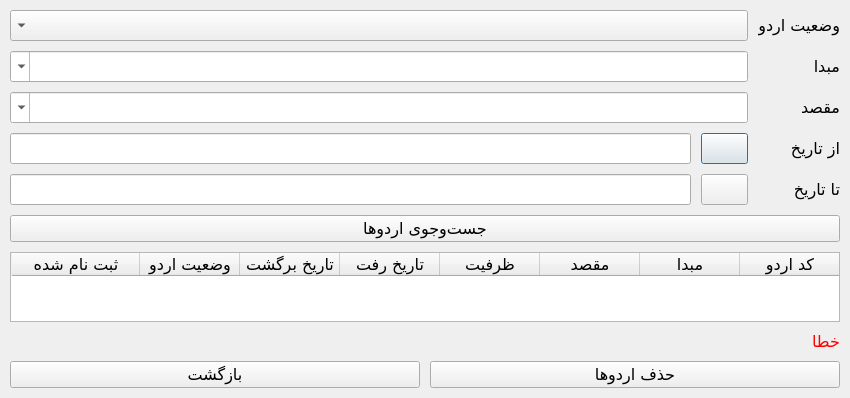
Dandelion07/Tour_Management_System, file UI/DeleteTourDialog.ui: the form before one commit.
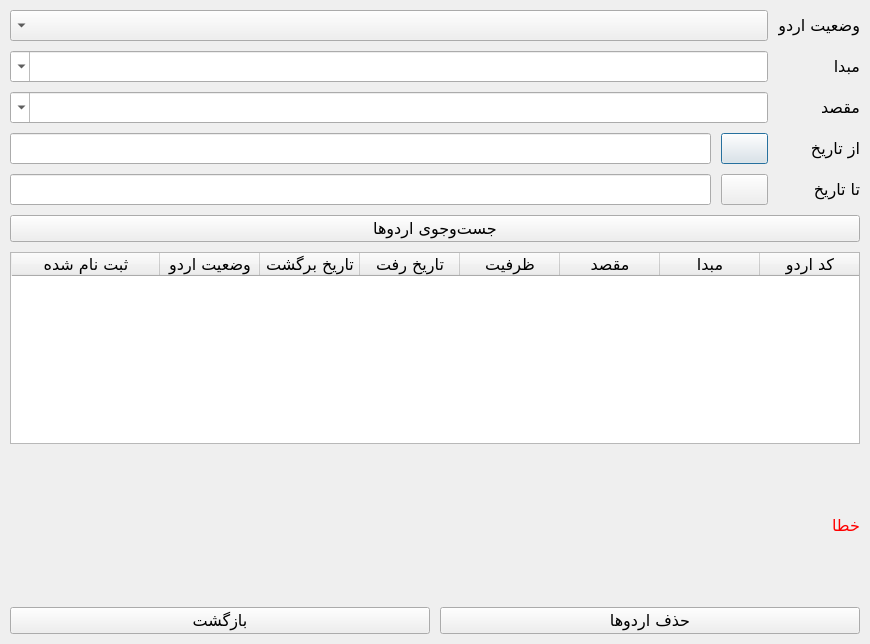
The form after the commit. Icons and pictures are not drawn.

Diff of the .ui file:
```diff
--- a/UI/DeleteTourDialog.ui
+++ b/UI/DeleteTourDialog.ui
@@ -30,7 +30,7 @@
     <number>10</number>
    </property>
    <property name="sizeConstraint">
-    <enum>QLayout::SetFixedSize</enum>
+    <enum>QLayout::SetDefaultConstraint</enum>
    </property>
    <property name="leftMargin">
     <number>10</number>
@@ -46,6 +46,9 @@
    </property>
    <item>
     <layout class="QFormLayout" name="FLayoutSearchFields">
+     <property name="sizeConstraint">
+      <enum>QLayout::SetFixedSize</enum>
+     </property>
      <item row="0" column="0">
       <widget class="QLabel" name="lblStatus">
        <property name="text">
@@ -180,7 +183,7 @@
    <item>
     <widget class="QTableWidget" name="tblTours">
      <property name="sizePolicy">
-      <sizepolicy hsizetype="Preferred" vsizetype="Fixed">
+      <sizepolicy hsizetype="Preferred" vsizetype="Preferred">
        <horstretch>0</horstretch>
        <verstretch>0</verstretch>
       </sizepolicy>
@@ -195,7 +198,7 @@
       <enum>Qt::ScrollBarAsNeeded</enum>
      </property>
      <property name="sizeAdjustPolicy">
-      <enum>QAbstractScrollArea::AdjustToContentsOnFirstShow</enum>
+      <enum>QAbstractScrollArea::AdjustIgnored</enum>
      </property>
      <property name="alternatingRowColors">
       <bool>true</bool>
```
